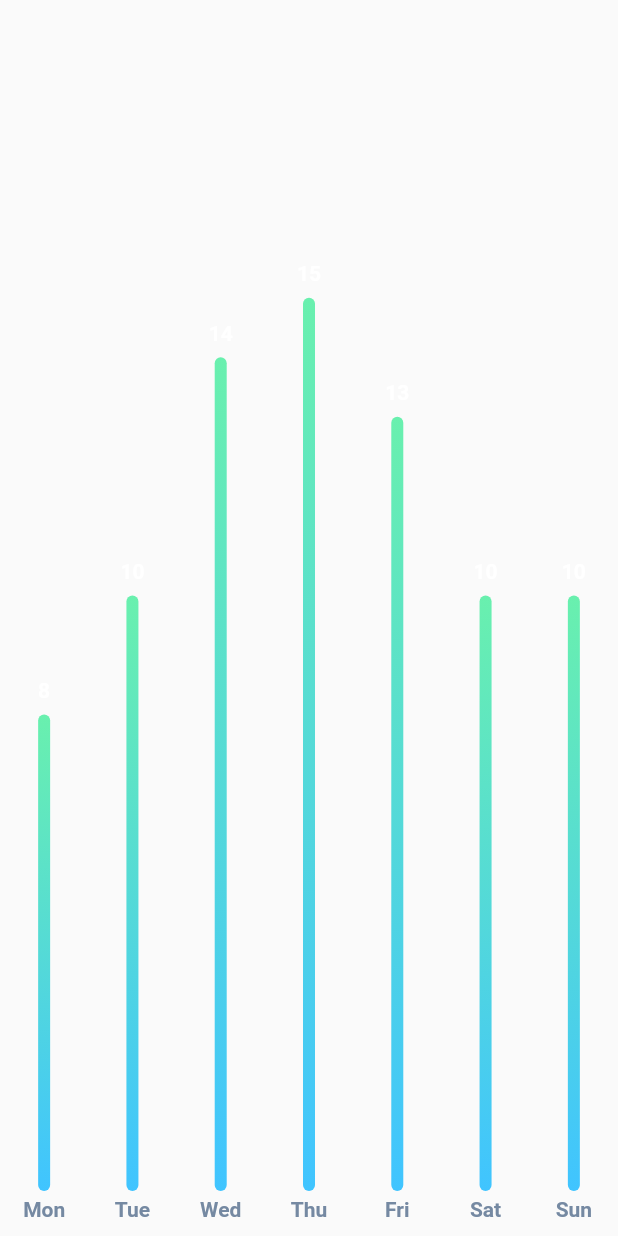
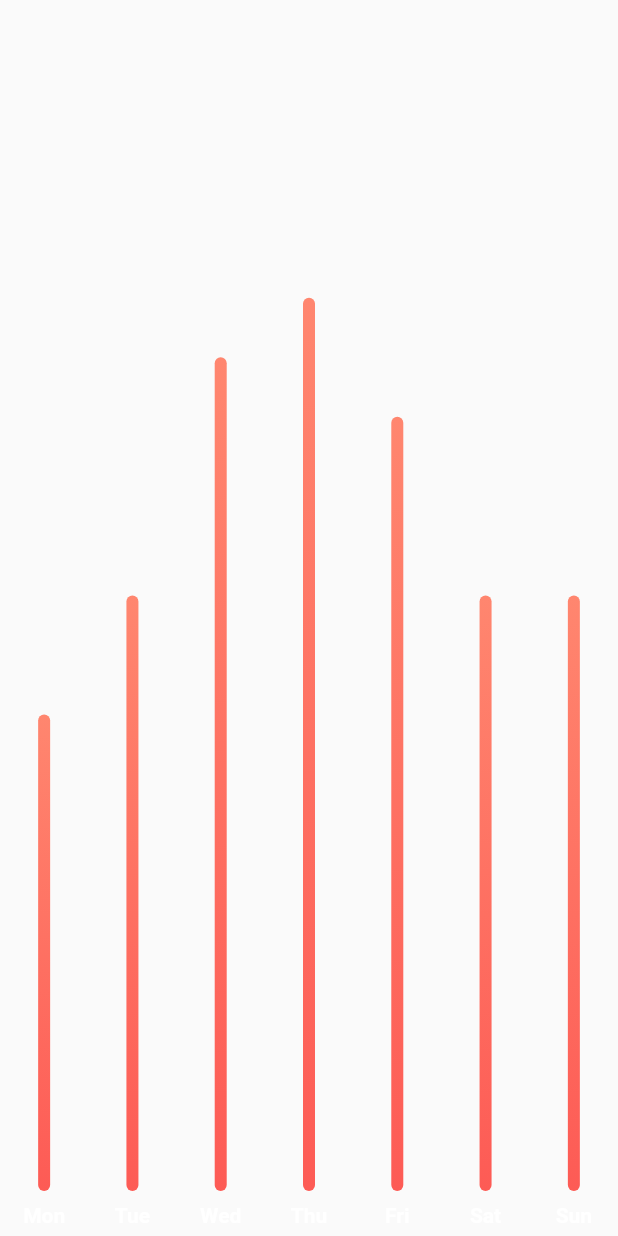
Before and after one commit to MuhdAfif98/FireFit-App-Concept, a Flutter app: the _BarChart widget shown alone on an empty page, opened directly, on a phone screen of 412 x 824 dp. Run offline on Flutter 3.47's test engine with Material 2 defaults, Android fonts, the phone set to English and light mode, and no system bars; drawn by our look-alikes of fl_chart; our stand-ins replace date_picker_timeline, dot_navigation_bar, google_fonts, iconsax, syncfusion_flutter_gauges.

Commit message:
update container gradient for chart

```diff
--- a/lib/constant.dart
+++ b/lib/constant.dart
@@ -15,6 +15,11 @@ const Color iconButton = Color.fromRGBO(228, 232, 249, 1);
 const LinearGradient gradientOrange = LinearGradient(
     begin: Alignment.centerLeft,
     end: Alignment.centerRight,
+    colors: [orange2, orange]);
+
+    const LinearGradient gradientOrangeHorizontal = LinearGradient(
+    begin: Alignment.bottomCenter,
+    end: Alignment.topCenter,
     colors: [orange2, orange]);
 
 const LinearGradient gradientMain = LinearGradient(
--- a/lib/screen/userProgress.dart
+++ b/lib/screen/userProgress.dart
@@ -216,9 +216,10 @@ class _UserProgressState extends State<UserProgress> {
                                       children: [
                                         Container(
                                           decoration: BoxDecoration(
-                                              gradient: moodIcons[index].selected
-                                                  ? gradientOrange
-                                                  : gradientGrey,
+                                              gradient:
+                                                  moodIcons[index].selected
+                                                      ? gradientOrange
+                                                      : gradientGrey,
                                               borderRadius:
                                                   BorderRadius.circular(10)),
                                           width: 100,
@@ -230,8 +231,15 @@ class _UserProgressState extends State<UserProgress> {
                                                 : defaultIcon,
                                           ),
                                         ),
-                                        const SizedBox(height: 5,),
-                                        Text(moodIcons[index].title,style: moodIcons[index].selected ? mainStyle(12, Colors.black) : mainStyle(12, Colors.grey),)
+                                        const SizedBox(
+                                          height: 5,
+                                        ),
+                                        Text(
+                                          moodIcons[index].title,
+                                          style: moodIcons[index].selected
+                                              ? mainStyle(12, Colors.black)
+                                              : mainStyle(12, Colors.grey),
+                                        )
                                       ],
                                     ),
                                   ),
@@ -243,7 +251,7 @@ class _UserProgressState extends State<UserProgress> {
 
                         //bar graph sini
                         Padding(
-                          padding: const EdgeInsets.symmetric(horizontal:25.0),
+                          padding: const EdgeInsets.symmetric(horizontal: 25.0),
                           child: SizedBox(
                             width: double.infinity,
                             height: 150,
@@ -251,9 +259,14 @@ class _UserProgressState extends State<UserProgress> {
                               shape: RoundedRectangleBorder(
                                   borderRadius: BorderRadius.circular(10)),
                               color: const Color(0xff2c4260),
-                              child: const Padding(
-                                padding: EdgeInsets.all(10.0),
-                                child: _BarChart(),
+                              child: Container(
+                                decoration: BoxDecoration(
+                                    gradient: gradientMainHorizontal,
+                                    borderRadius: BorderRadius.circular(10)),
+                                child: const Padding(
+                                  padding: EdgeInsets.all(10.0),
+                                  child: _BarChart(),
+                                ),
                               ),
                             ),
                           ),
@@ -269,7 +282,7 @@ class _UserProgressState extends State<UserProgress> {
         bottomNavigationBar: Container(
           color: Colors.white,
           child: Padding(
-            padding: const EdgeInsets.symmetric(vertical: 15),
+            padding: const EdgeInsets.symmetric(vertical: 5),
             child: FloatingActionButton(
               elevation: 0,
               disabledElevation: 0,
@@ -327,7 +340,7 @@ class _BarChart extends StatelessWidget {
 
   Widget getTitles(double value, TitleMeta meta) {
     const style = TextStyle(
-      color: Color(0xff7589a2),
+      color: Colors.white,
       fontWeight: FontWeight.bold,
       fontSize: 14,
     );
@@ -360,7 +373,7 @@ class _BarChart extends StatelessWidget {
     }
     return SideTitleWidget(
       axisSide: meta.axisSide,
-      space: 4.0,
+      space: 8.0,
       child: Text(text, style: style),
     );
   }
@@ -389,86 +402,69 @@ class _BarChart extends StatelessWidget {
         show: false,
       );
 
-  final _barsGradient = const LinearGradient(
-    colors: [
-      Colors.lightBlueAccent,
-      Colors.greenAccent,
-    ],
-    begin: Alignment.bottomCenter,
-    end: Alignment.topCenter,
-  );
-
   List<BarChartGroupData> get barGroups => [
         BarChartGroupData(
           x: 0,
           barRods: [
             BarChartRodData(
               toY: 8,
-              gradient: _barsGradient,
+              gradient: gradientOrangeHorizontal,
             )
           ],
-          showingTooltipIndicators: [0],
         ),
         BarChartGroupData(
           x: 1,
           barRods: [
             BarChartRodData(
               toY: 10,
-              gradient: _barsGradient,
+              gradient: gradientOrangeHorizontal,
             )
           ],
-          showingTooltipIndicators: [0],
         ),
         BarChartGroupData(
           x: 2,
           barRods: [
             BarChartRodData(
               toY: 14,
-              gradient: _barsGradient,
+              gradient: gradientOrangeHorizontal,
             )
           ],
-          showingTooltipIndicators: [0],
         ),
         BarChartGroupData(
           x: 3,
           barRods: [
             BarChartRodData(
               toY: 15,
-              gradient: _barsGradient,
+              gradient: gradientOrangeHorizontal,
             )
           ],
-          showingTooltipIndicators: [0],
         ),
         BarChartGroupData(
           x: 4,
           barRods: [
             BarChartRodData(
               toY: 13,
-              gradient: _barsGradient,
+              gradient: gradientOrangeHorizontal,
             )
           ],
-          showingTooltipIndicators: [0],
         ),
         BarChartGroupData(
           x: 5,
           barRods: [
             BarChartRodData(
               toY: 10,
-              gradient: _barsGradient,
+              gradient: gradientOrangeHorizontal,
             )
           ],
-          showingTooltipIndicators: [0],
         ),
-
         BarChartGroupData(
           x: 6,
           barRods: [
             BarChartRodData(
               toY: 10,
-              gradient: _barsGradient,
+              gradient: gradientOrangeHorizontal,
             )
           ],
-          showingTooltipIndicators: [0],
         ),
       ];
 }
```
